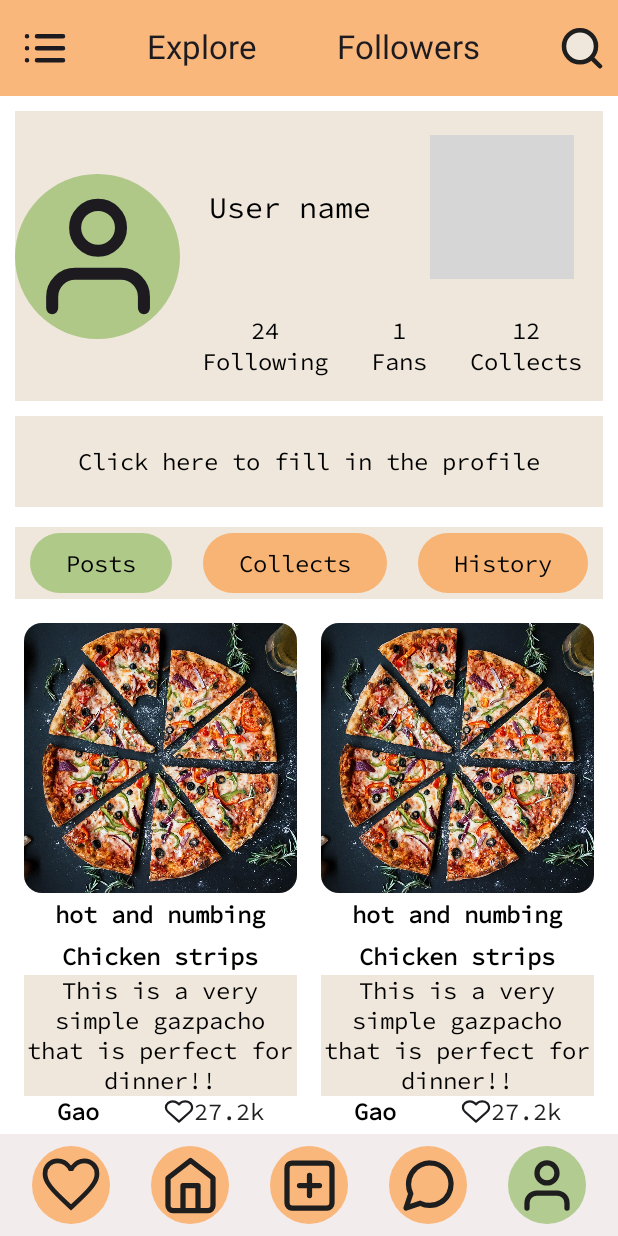
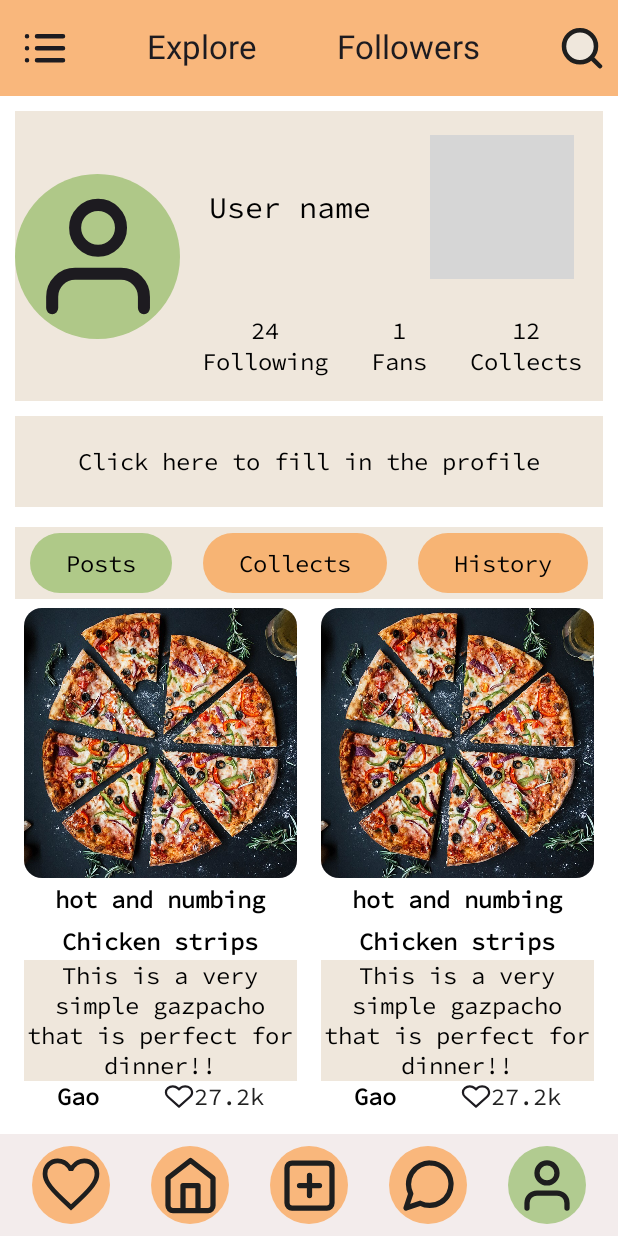
Before and after one commit to MdAshiquerRahman/moblile-app25, an Android app built with Jetpack Compose: the screen it shows after launch (MainActivity), on a phone screen of 412 x 824 dp. Run offline under Robolectric (Android 15) with nearby library versions, the phone set to English and light mode, and no system bars; grey boxes are pictures that could not be loaded.

Commit message:
Profile Screen ui updated

```diff
--- a/app/src/main/java/com/example/practice/pages/ProfilePage.kt
+++ b/app/src/main/java/com/example/practice/pages/ProfilePage.kt
@@ -16,9 +16,7 @@ import androidx.compose.foundation.layout.wrapContentWidth
 import androidx.compose.foundation.lazy.grid.GridCells
 import androidx.compose.foundation.lazy.grid.LazyVerticalGrid
 import androidx.compose.foundation.lazy.grid.items
-import androidx.compose.foundation.rememberScrollState
 import androidx.compose.foundation.shape.CircleShape
-import androidx.compose.foundation.verticalScroll
 import androidx.compose.material3.Button
 import androidx.compose.material3.ButtonDefaults
 import androidx.compose.material3.Icon
@@ -46,23 +44,14 @@ import com.example.practice.R
 import com.example.practice.api.allRecipeData
 import com.example.practice.pages.post.PostsCard
 
-@Preview(showBackground = true)
 @Composable
-fun ProfilePage() {
-
-    val configuration = LocalConfiguration.current
-    val screenHeight = configuration.screenHeightDp.dp
-
-    val topPaddingRatio = 64f / screenHeight.value
-    val dynamicTopPadding = screenHeight * topPaddingRatio
-
+fun ProfilePage(innerPadding: PaddingValues) {
 
     Column(
         modifier = Modifier
             .fillMaxSize()
-            .padding(top = dynamicTopPadding)
-            .background(Color.White)
-            .verticalScroll(rememberScrollState()),
+            .padding(innerPadding)
+            .background(Color.White),
         horizontalAlignment = Alignment.CenterHorizontally
     ) {
 
@@ -70,15 +59,8 @@ fun ProfilePage() {
         FillTheProfile()
         Spacer(modifier = Modifier.height(13.dp))
         PostCollectsHistoryButton()
-        Spacer(modifier = Modifier.height(16.dp))
-        Box(
-            modifier = Modifier
-                .fillMaxWidth()
-                .height(500.dp)
-        ) {
-            PostCollectsHistory()
-        }
-        Spacer(modifier = Modifier.height(13.dp))
+        Spacer(modifier = Modifier.height(6.dp))
+        PostCollectsHistory()
     }
 
 }
@@ -249,7 +231,7 @@ fun FixedButton(
         onClick = { onClick() },
         colors = ButtonDefaults.buttonColors(
             if (isSelected) Color(0xFFAFC988) else Color(0xFFF7B474)
-        ) ,
+        ),
         enabled = true, // Buttons are always enabled, selection is controlled via state
     ) {
         Text(
@@ -259,7 +241,7 @@ fun FixedButton(
                 lineHeight = 20.sp,
                 fontFamily = FontFamily(Font(R.font.source_code_pro_regular)),
                 fontWeight = FontWeight(400),
-                color = Color.Black ,
+                color = Color.Black,
                 textAlign = TextAlign.Center
             )
         )
@@ -299,24 +281,22 @@ fun PostCollectsHistoryButton() {
 
 }
 
-@Preview
+
 @Composable
 fun PostCollectsHistory() {
     LazyVerticalGrid(
+        modifier = Modifier
+            .padding(bottom = 6.dp),
         columns = GridCells.Fixed(2),
         contentPadding = PaddingValues(horizontal = 16.dp),
         verticalArrangement = Arrangement.spacedBy(16.dp),
         horizontalArrangement = Arrangement.spacedBy(16.dp),
-        modifier = Modifier
-            .fillMaxSize()
-            .padding(bottom = 72.dp)
     ) {
         items(allRecipeData) { item ->
             PostsCard()
         }
     }
 }
-
 
 
 @Composable
--- a/app/src/main/java/com/example/practice/screen/ProfileScreen.kt
+++ b/app/src/main/java/com/example/practice/screen/ProfileScreen.kt
@@ -7,8 +7,8 @@ import androidx.compose.foundation.clickable
 import androidx.compose.foundation.interaction.MutableInteractionSource
 import androidx.compose.foundation.layout.Arrangement
 import androidx.compose.foundation.layout.Box
+import androidx.compose.foundation.layout.PaddingValues
 import androidx.compose.foundation.layout.Row
-import androidx.compose.foundation.layout.fillMaxSize
 import androidx.compose.foundation.layout.fillMaxWidth
 import androidx.compose.foundation.layout.padding
 import androidx.compose.foundation.layout.size
@@ -34,28 +34,8 @@ import com.example.practice.NavItem
 import com.example.practice.R
 import com.example.practice.pages.ProfilePage
 
-
-@SuppressLint("UnusedMaterial3ScaffoldPaddingParameter")
-@OptIn(ExperimentalMaterial3Api::class)
-@Preview
 @Composable
-fun ProfileScreen() {
-    val navItemList = listOf(
-        NavItem(icon = R.drawable.favorite, badgeCount = 0),
-        NavItem(icon = R.drawable.home, badgeCount = 1),
-        NavItem(icon = R.drawable.post, badgeCount = 2),
-        NavItem(icon = R.drawable.chat, badgeCount = 3),
-        NavItem(icon = R.drawable.profile, badgeCount = 4),
-    )
-
-    var selectedIndex by remember { mutableIntStateOf(4) }
-
-    Scaffold(
-        modifier = Modifier
-            .fillMaxSize(),
-        topBar = {
-            TopAppBar(
-                title = {
+fun TopBar() {
     Row(
         modifier = Modifier.fillMaxWidth(),
         horizontalArrangement = Arrangement.SpaceBetween,
@@ -74,11 +54,19 @@ fun ProfileScreen() {
             tint = Color.Unspecified
         )
     }
-                },
-                colors = TopAppBarDefaults.topAppBarColors(Color(0xFFf9B77C))
+}
+
+@Composable
+fun BottomBar(selectedIndex: Int, onItemSelected: (Int) -> Unit) {
+
+    val navItemList = listOf(
+        NavItem(icon = R.drawable.favorite, badgeCount = 0),
+        NavItem(icon = R.drawable.home, badgeCount = 1),
+        NavItem(icon = R.drawable.post, badgeCount = 2),
+        NavItem(icon = R.drawable.chat, badgeCount = 3),
+        NavItem(icon = R.drawable.profile, badgeCount = 4),
     )
-        },
-        bottomBar = {
+
     Row(
         modifier = Modifier
             .fillMaxWidth()
@@ -100,7 +88,7 @@ fun ProfileScreen() {
                         interactionSource = remember { MutableInteractionSource() },
                         indication = null
                     ) {
-                                selectedIndex = index
+                        onItemSelected(index)
                     },
                 contentAlignment = Alignment.Center
             ) {
@@ -114,18 +102,35 @@ fun ProfileScreen() {
             }
         }
     }
+
 }
 
-    ) {
+@SuppressLint("UnusedMaterial3ScaffoldPaddingParameter")
+@OptIn(ExperimentalMaterial3Api::class)
+@Preview
+@Composable
+fun ProfileScreen() {
 
-        ContentScreen(selectedIndex)
+    var selectedIndex by remember { mutableIntStateOf(4) }
+
+    Scaffold(
+        topBar = {
+            TopAppBar(
+                title = { TopBar() },
+                colors = TopAppBarDefaults.topAppBarColors(Color(0xFFf9B77C))
+            )
+        },
+        bottomBar = { BottomBar(selectedIndex) { index -> selectedIndex = index } }
+
+    ) { innerPadding ->
+        ContentScreen(selectedIndex, innerPadding)
     }
 }
 
 
 @Composable
-private fun ContentScreen(selectedIndex: Int) {
+private fun ContentScreen(selectedIndex: Int,innerPadding: PaddingValues) {
     when (selectedIndex) {
-        4 -> ProfilePage()
+        4 -> ProfilePage(innerPadding)
     }
 }
```
Lines whose indentation alone changed are shown as unchanged.
